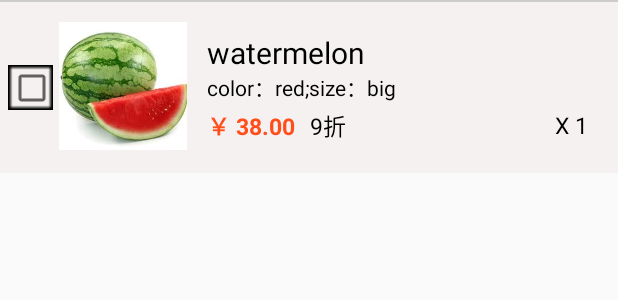
After one commit to liaozhiyuan/WineSellSystem, an Android app: the layout shoppingcaritemlayout.xml on its own in the app's theme, with its tools: preview values and no code run, on a phone screen of 412 x 824 dp. The commit adds this screen. Shown: the top 300 px of the screen. Run offline under Robolectric (Android 15) with nearby library versions, the phone set to English and light mode, and no system bars.

Commit message:
change a little shopping car

```diff
--- a/app/src/main/java/com/example/ldy/sellsystem/MainActivity.java
+++ b/app/src/main/java/com/example/ldy/sellsystem/MainActivity.java
@@ -53,7 +53,7 @@ public class MainActivity extends AppCompatActivity implements View.OnClickListe
     private android.app.FragmentManager fragmentManger = getFragmentManager();
     private Stack<Integer> stack = new Stack<>();
     private Typeface typeface;
-
+    private Toolbar toolbar;
 
     @Override
     protected void onCreate(Bundle savedInstanceState) {
@@ -80,6 +80,7 @@ public class MainActivity extends AppCompatActivity implements View.OnClickListe
     }
 
     private void initAttr() {
+        toolbar=(Toolbar)findViewById(R.id.toolbar);
         shoppingcar_down_tv.setTypeface(this.typeface);
         setting_down_tv.setTypeface(this.typeface);
         myorder_down_tv.setTypeface(this.typeface);
@@ -217,6 +218,7 @@ public class MainActivity extends AppCompatActivity implements View.OnClickListe
                 home_down_tv.setTextColor(ORANGECOLOR);
                 home_up_image.setColorFilter(ORANGECOLOR);
                 replaceFragment(fragments.get(0));
+                toolbar.setVisibility(View.VISIBLE);
                 stack.clear();
                 pushToStack(0);
                 break;
@@ -224,11 +226,13 @@ public class MainActivity extends AppCompatActivity implements View.OnClickListe
                 initTabColor();
                 shoppingcar_down_tv.setTextColor(ORANGECOLOR);
                 shoppingcar_up_image.setColorFilter(ORANGECOLOR);
+                toolbar.setVisibility(View.GONE);
                 replaceFragment(fragments.get(1));
                 stack.push(1);
                 break;
             case R.id.linear_order:
                 initTabColor();
+                toolbar.setVisibility(View.GONE);
                 myorder_down_tv.setTextColor(ORANGECOLOR);
                 myorder_up_image.setColorFilter(ORANGECOLOR);
                 replaceFragment(fragments.get(2));
@@ -236,6 +240,7 @@ public class MainActivity extends AppCompatActivity implements View.OnClickListe
                 break;
             case R.id.linear_setting:
                 initTabColor();
+                toolbar.setVisibility(View.GONE);
                 setting_down_tv.setTextColor(ORANGECOLOR);
                 setting_up_image.setColorFilter(ORANGECOLOR);
                 replaceFragment(fragments.get(3));
--- a/app/src/main/res/layout/fragment_shopping_carfragment.xml
+++ b/app/src/main/res/layout/fragment_shopping_carfragment.xml
@@ -9,7 +9,7 @@
         android:layout_height="match_parent"
         android:orientation="vertical" >
         <LinearLayout
-            android:id="@+id/top_bar"
+            android:id="@+id/top_bar_linearlayout"
             android:layout_width="match_parent"
             android:layout_height="48dp"
             android:background="@android:color/white"
@@ -21,7 +21,7 @@
                 android:background="@android:color/transparent"
                 android:orientation="vertical" >
                 <ImageView
-                    android:id="@+id/back"
+                    android:id="@+id/back_imgview"
                     android:layout_width="wrap_content"
                     android:layout_height="wrap_content"
                     android:layout_alignParentLeft="true"
@@ -29,7 +29,7 @@
                     android:padding="10dp"
                     android:src="@drawable/back" />
                 <TextView
-                    android:id="@+id/title"
+                    android:id="@+id/title_tv"
                     android:layout_width="match_parent"
                     android:layout_height="wrap_content"
                     android:gravity="center"
@@ -38,7 +38,7 @@
                     android:textColor="#1a1a1a"
                     android:textSize="16sp" />
                 <TextView
-                    android:id="@+id/subtitle"
+                    android:id="@+id/changeTheItem_tv"
                     android:layout_width="wrap_content"
                     android:layout_height="wrap_content"
                     android:layout_alignParentRight="true"
@@ -73,7 +73,7 @@
                 android:layout_weight="1"
                 android:layout_gravity="center_vertical"
                 android:layout_marginRight="4dp"
-                android:button="@drawable/checkbox"
+                android:background="@drawable/checkbox"
                 android:checkMark="?android:attr/listChoiceIndicatorMultiple"
                 android:gravity="center"
                 android:minHeight="64dp"
@@ -82,7 +82,7 @@
                 android:textAppearance="?android:attr/textAppearanceLarge"
                 />
             <LinearLayout
-                android:id="@+id/ll_info"
+                android:id="@+id/ll_info_Linearlayout"
                 android:layout_width="0dp"
                 android:layout_height="wrap_content"
                 android:layout_weight="4"
--- /dev/null
+++ b/app/src/main/res/layout/shoppingcaritemlayout.xml
@@ -0,0 +1,186 @@
+<?xml version="1.0" encoding="utf-8"?>
+<LinearLayout xmlns:android="http://schemas.android.com/apk/res/android"
+    android:layout_width="match_parent"
+    android:layout_height="wrap_content"
+    android:orientation="vertical" >
+
+    <View
+        android:layout_width="match_parent"
+        android:layout_height="1dp"
+        android:background="#CCCCCC" />
+
+    <LinearLayout
+        android:layout_width="match_parent"
+        android:layout_height="wrap_content"
+        android:background="@color/colorgray"
+        android:orientation="horizontal" >
+
+        <CheckBox
+            android:id="@+id/check_box"
+            android:layout_width="30dp"
+            android:layout_height="30dp"
+            android:layout_gravity="center_vertical"
+            android:layout_marginLeft="5dp"
+            android:layout_marginRight="4dp"
+            android:background="@drawable/checkbox"
+            android:checkMark="?android:attr/listChoiceIndicatorMultiple"
+            android:gravity="center"
+            android:minHeight="64dp"
+            android:minWidth="32dp"
+            android:textAppearance="?android:attr/textAppearanceLarge"
+            android:visibility="visible" />
+
+        <ImageView
+            android:id="@+id/iv_adapter_list_pic"
+            android:layout_width="85dp"
+            android:layout_height="85dp"
+            android:layout_marginBottom="15dp"
+            android:layout_marginTop="13dp"
+            android:scaleType="centerCrop"
+            android:src="@drawable/watermelon" />
+
+        <RelativeLayout
+            android:id="@+id/rl_no_edtor"
+            android:layout_width="wrap_content"
+            android:layout_height="match_parent"
+            android:layout_marginLeft="13dp"
+            >
+
+            <TextView
+                android:id="@+id/tv_intro"
+                android:layout_width="match_parent"
+                android:layout_height="wrap_content"
+                android:layout_marginRight="10dp"
+                android:layout_marginTop="20dp"
+                android:ellipsize="end"
+                android:maxLines="2"
+                android:text="watermelon"
+                android:textColor="@android:color/black"
+                android:textSize="20sp" />
+            <TextView
+                android:id="@+id/tv_color_size"
+                android:layout_width="wrap_content"
+                android:layout_height="wrap_content"
+                android:text="color：red;size：big"
+                android:textColor="@android:color/black"
+                android:layout_centerVertical="true"
+                android:layout_alignParentLeft="true"
+                android:layout_alignParentStart="true" />
+            <RelativeLayout
+                android:layout_width="match_parent"
+                android:layout_height="wrap_content"
+                android:orientation="horizontal"
+                android:layout_alignParentBottom="true"
+                android:layout_alignParentLeft="true"
+                android:layout_marginBottom="20dp"
+                android:layout_alignParentStart="true">
+
+                <TextView
+                    android:id="@+id/tv_price"
+                    android:layout_width="wrap_content"
+                    android:layout_height="wrap_content"
+                    android:layout_centerVertical="true"
+                    android:singleLine="true"
+                    android:text="￥ 38.00"
+                    android:textColor="@color/colorBottombarOrange"
+                    android:textSize="15sp"
+                    android:textStyle="bold" />
+
+                <TextView
+                    android:id="@+id/tv_discount_price"
+                    android:layout_width="wrap_content"
+                    android:layout_height="wrap_content"
+                    android:layout_centerVertical="true"
+                    android:layout_marginLeft="10dp"
+                    android:layout_toRightOf="@+id/tv_price"
+                    android:text="9折"
+                    android:textColor="@android:color/black"
+                    android:textSize="15sp"
+                    />
+                <TextView
+                    android:id="@+id/tv_buy_num"
+                    android:layout_width="wrap_content"
+                    android:layout_height="wrap_content"
+                    android:layout_centerVertical="true"
+                    android:layout_marginRight="20dp"
+                    android:layout_alignParentRight="true"
+                    android:text="X 1"
+                    android:textColor="@android:color/black"
+                    android:textSize="15sp"
+                    />
+            </RelativeLayout>
+        </RelativeLayout>
+        <LinearLayout
+            android:id="@+id/ll_edtor"
+            android:layout_width="match_parent"
+            android:layout_height="match_parent"
+            android:layout_marginLeft="13dp"
+            android:visibility="gone"
+            android:orientation="horizontal">
+            <LinearLayout
+                android:layout_width="match_parent"
+                android:layout_height="wrap_content"
+                android:layout_weight="1"
+                android:orientation="vertical">
+                <LinearLayout
+                    android:id="@+id/ll_change_num"
+                    android:layout_width="wrap_content"
+                    android:layout_height="wrap_content"
+                    android:layout_alignParentLeft="true"
+                    android:layout_alignParentTop="true"
+                    android:layout_centerVertical="true"
+                    android:layout_marginTop="10dp"
+                    android:orientation="horizontal" >
+
+                    <TextView
+                        android:id="@+id/tv_reduce"
+                        android:layout_width="35dp"
+                        android:layout_height="35dp"
+                        android:background="@color/colorgray"
+                        android:gravity="center"
+                        android:text="一"
+                        android:textColor="@android:color/black"
+                        android:textSize="20sp" />
+
+                    <TextView
+                        android:id="@+id/tv_num"
+                        android:layout_width="35dp"
+                        android:layout_height="35dp"
+                        android:background="@color/colorgray"
+                        android:gravity="center"
+                        android:singleLine="true"
+                        android:text="1"
+                        android:textColor="@android:color/black"
+                        android:textSize="20sp" />
+                    <TextView
+                        android:id="@+id/tv_add"
+                        android:layout_width="35dp"
+                        android:layout_height="35dp"
+                        android:background="@color/colorgray"
+                        android:gravity="center"
+                        android:text="+"
+                        android:textColor="@android:color/black"
+                        android:textSize="20sp" />
+                </LinearLayout>
+                <TextView
+                    android:id="@+id/tv_colorsize"
+                    android:layout_width="match_parent"
+                    android:layout_height="wrap_content"
+                    android:layout_marginTop="10dp"
+                    android:text="颜色：黑色；尺码：29"
+                    android:layout_gravity="left"
+                    android:textColor="@android:color/black"/>
+            </LinearLayout>
+            <TextView
+                android:id="@+id/tv_goods_delete"
+                android:layout_width="match_parent"
+                android:layout_height="match_parent"
+                android:layout_weight="3"
+                android:text="删除"
+                android:background="@color/colorBottombarOrange"
+                android:gravity="center"
+                android:layout_gravity="center"
+                android:textColor="@android:color/white"/>
+        </LinearLayout>
+    </LinearLayout>
+</LinearLayout>
--- a/app/src/main/res/values/colors.xml
+++ b/app/src/main/res/values/colors.xml
@@ -6,4 +6,5 @@
     <color name="colorBottombarGray">#5b5a4f</color>
     <color name="colorBottombarOrange">#ff4e1a</color>
     <color name="colormainWhite">#ffffff</color>
+    <color name="colorgray">#f5f1f1</color>
 </resources>
```
Also changed, not shown: app/src/main/res/drawable/back.png, app/src/main/res/drawable/checkbox.png, app/src/main/res/drawable/watermelon.jpg (added).
